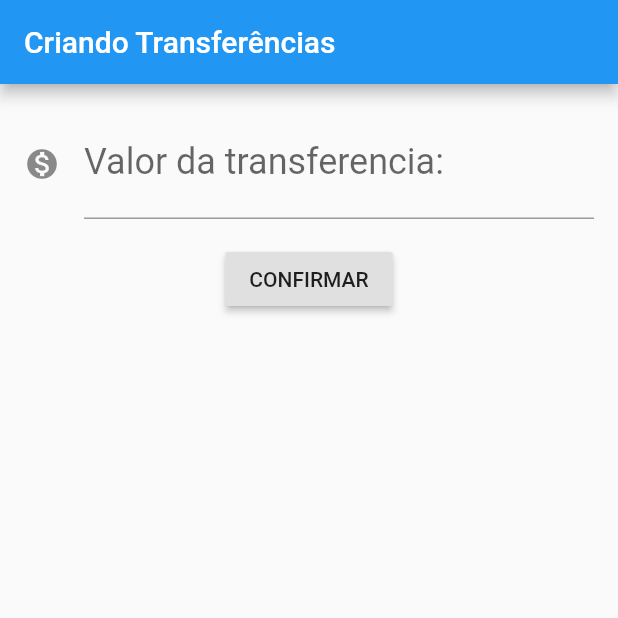
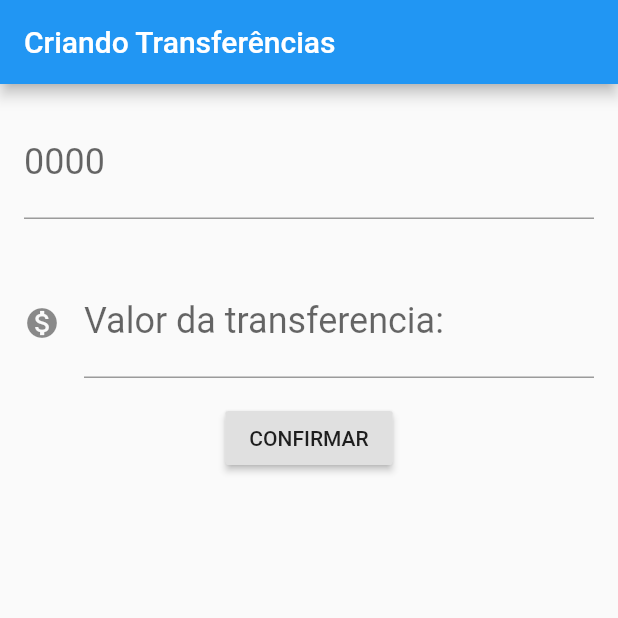
Before and after one commit to devCarlosAlexandre/Bytebank-Flutter, a Flutter app: the screen it shows after launch, after a tap on "CONFIRMAR", on a phone screen of 412 x 824 dp, the top half of it. Run offline on Flutter 3.47's test engine with Material 2 defaults, Android fonts, the phone set to English and light mode, and no system bars; missing offline and left inert: dart:html.

Commit message:
correcao da estracao

```diff
--- a/lib/main.dart
+++ b/lib/main.dart
@@ -61,7 +61,7 @@ class Transferencia {
   Transferencia(this.valor, this.numeroConta);
 
   @override
-  String toString(){
+  String toString() {
     return 'Transferencia{valor: $valor, numeroConta: $numeroConta}';
   }
 }
@@ -78,7 +78,7 @@ class FormularioTransferencia extends StatelessWidget {
       ),
       body: Column(
         children: <Widget>[
-
+          Editor(_controladorCampoNumeroConta, 'Número da conta', "0000"),
           Padding(
             padding: const EdgeInsets.all(16.0),
             child: TextField(
@@ -98,17 +98,16 @@ class FormularioTransferencia extends StatelessWidget {
               final int? numeroConta =
                   int.tryParse(_controladorCampoNumeroConta.text);
               final double? valor =
-                  double.tryParse(_controladorCampoNumeroConta.text);
+                  double.tryParse(_controladorCampoValor.text);
               if (numeroConta != null && valor != null) {
                 final transferenciaCriada = Transferencia(valor, numeroConta);
                 debugPrint(transferenciaCriada.toString());
                 Scaffold.of(context).showSnackBar(
-                    SnackBar(
-                      content: Text('$transferenciaCriada'),
-                    ),
-                  );
+                  SnackBar(
+                    content: Text('$transferenciaCriada'),
+                  ),
+                );
               }
-
             },
           ),
         ],
@@ -116,3 +115,26 @@ class FormularioTransferencia extends StatelessWidget {
     );
   }
 }
+
+class Editor extends StatelessWidget {
+  final TextEditingController _controlador;
+  final String _rotulo;
+  final String _dica;
+Editor(this._controlador, this._dica, this._rotulo);
+
+  @override
+  Widget build(BuildContext context) {
+    return Padding(
+      padding: const EdgeInsets.all(16.0),
+      child: TextField(
+        controller: _controlador,
+        style: TextStyle(fontSize: 24.0),
+        decoration: InputDecoration(
+          labelText: _rotulo,
+          hintText: _dica,
+        ),
+        keyboardType: TextInputType.number,
+      ),
+    );
+  }
+}
```
